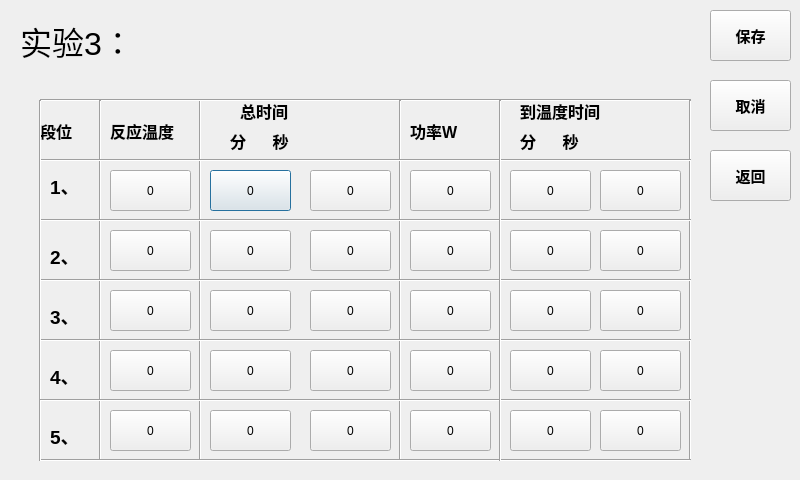
First picture: the form in setting_3.ui, repository wanghao-xznu/untitled2, before the edit.
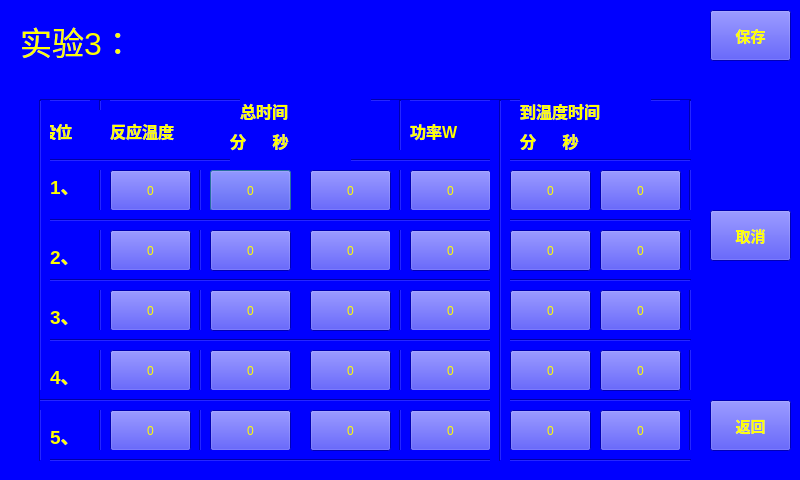
Second picture: the form after the edit.

```diff
--- a/setting_3.ui
+++ b/setting_3.ui
@@ -13,6 +13,10 @@
   <property name="windowTitle">
    <string>Dialog</string>
   </property>
+  <property name="styleSheet">
+   <string notr="true">color: rgb(255, 255, 0);
+background-color: rgb(0, 0, 255);</string>
+  </property>
   <widget class="Line" name="line_11">
    <property name="geometry">
     <rect>
@@ -860,7 +864,7 @@
    <property name="geometry">
     <rect>
      <x>710</x>
-     <y>150</y>
+     <y>400</y>
      <width>81</width>
      <height>51</height>
     </rect>
@@ -880,7 +884,7 @@
    <property name="geometry">
     <rect>
      <x>710</x>
-     <y>80</y>
+     <y>210</y>
      <width>81</width>
      <height>51</height>
     </rect>
```
